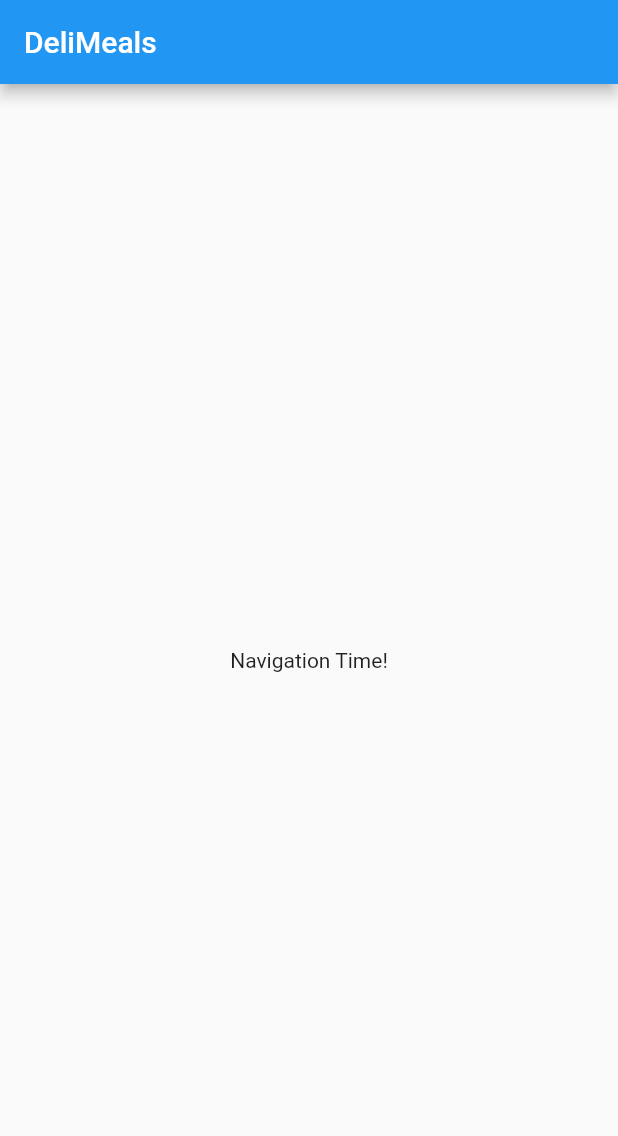
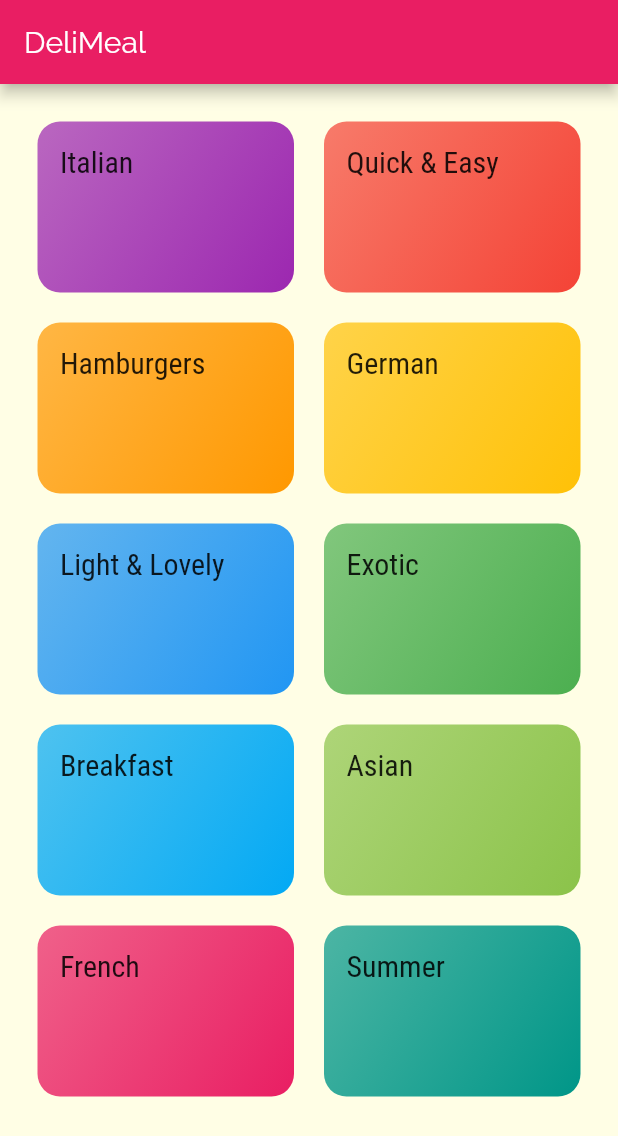
Before and after one commit to pankaj-yd/meals_app, a Flutter app: the screen it shows after launch, on a phone screen of 412 x 824 dp. Shown: the top 1136 px of the screen. Run offline on Flutter 3.47's test engine with Material 2 defaults, Android fonts, the phone set to English and light mode, and no system bars.

Commit message:
Added custom fonts and homepage grid

```diff
--- /dev/null
+++ b/lib/categories_screen.dart
@@ -0,0 +1,32 @@
+import 'package:flutter/material.dart';
+
+import './dummy_data.dart';
+import './category_item.dart';
+
+class CategoriesScreen extends StatelessWidget {
+  @override
+  Widget build(BuildContext context) {
+    return Scaffold(
+      appBar: AppBar(
+        title: const Text('DeliMeal'),
+      ),
+      body: GridView(
+        padding: const EdgeInsets.all(25),
+        children: DUMMY_CATEGORIES
+            .map(
+              (catData) => CategoryItem(
+                    catData.title,
+                    catData.color,
+                  ),
+            )
+            .toList(),
+        gridDelegate: SliverGridDelegateWithMaxCrossAxisExtent(
+          maxCrossAxisExtent: 200,
+          childAspectRatio: 3 / 2,
+          crossAxisSpacing: 20,
+          mainAxisSpacing: 20,
+        ),
+      ),
+    );
+  }
+}
--- /dev/null
+++ b/lib/category_item.dart
@@ -0,0 +1,30 @@
+import 'package:flutter/material.dart';
+
+class CategoryItem extends StatelessWidget {
+  final String title;
+  final Color color;
+
+  CategoryItem(this.title, this.color);
+
+  @override
+  Widget build(BuildContext context) {
+    return Container(
+      padding: const EdgeInsets.all(15),
+      child: Text(
+        title,
+        style: Theme.of(context).textTheme.title,
+      ),
+      decoration: BoxDecoration(
+        gradient: LinearGradient(
+          colors: [
+            color.withOpacity(0.7),
+            color,
+          ],
+          begin: Alignment.topLeft,
+          end: Alignment.bottomRight,
+        ),
+        borderRadius: BorderRadius.circular(15),
+      ),
+    );
+  }
+}
--- /dev/null
+++ b/lib/dummy_data.dart
@@ -0,0 +1,56 @@
+import 'package:flutter/material.dart';
+
+import './models/category.dart';
+
+const DUMMY_CATEGORIES = const [
+  Category(
+    id: 'c1',
+    title: 'Italian',
+    color: Colors.purple,
+  ),
+  Category(
+    id: 'c2',
+    title: 'Quick & Easy',
+    color: Colors.red,
+  ),
+  Category(
+    id: 'c3',
+    title: 'Hamburgers',
+    color: Colors.orange,
+  ),
+  Category(
+    id: 'c4',
+    title: 'German',
+    color: Colors.amber,
+  ),
+  Category(
+    id: 'c5',
+    title: 'Light & Lovely',
+    color: Colors.blue,
+  ),
+  Category(
+    id: 'c6',
+    title: 'Exotic',
+    color: Colors.green,
+  ),
+  Category(
+    id: 'c7',
+    title: 'Breakfast',
+    color: Colors.lightBlue,
+  ),
+  Category(
+    id: 'c8',
+    title: 'Asian',
+    color: Colors.lightGreen,
+  ),
+  Category(
+    id: 'c9',
+    title: 'French',
+    color: Colors.pink,
+  ),
+  Category(
+    id: 'c10',
+    title: 'Summer',
+    color: Colors.teal,
+  ),
+];
--- a/lib/main.dart
+++ b/lib/main.dart
@@ -1,4 +1,6 @@
 import 'package:flutter/material.dart';
+
+import './categories_screen.dart';
 
 void main() => runApp(MyApp());
 
@@ -8,29 +10,24 @@ class MyApp extends StatelessWidget {
     return MaterialApp(
       title: 'DeliMeals',
       theme: ThemeData(
-        primarySwatch: Colors.blue,
+        primarySwatch: Colors.pink,
+        accentColor: Colors.amber,
+        canvasColor: Color.fromRGBO(255, 254, 229, 1),
+        fontFamily: 'Raleway',
+        textTheme: ThemeData.light().textTheme.copyWith(
+              body1: TextStyle(
+                color: Color.fromRGBO(20, 51, 51, 1),
+              ),
+              body2: TextStyle(
+                color: Color.fromRGBO(20, 51, 51, 1),
+              ),
+              title: TextStyle(
+                fontSize: 20,
+                fontFamily: 'RobotoCondensed',
+              ),
+            ),
       ),
-      home: MyHomePage(),
+      home: CategoriesScreen(),
     );
   }
 }
-
-class MyHomePage extends StatefulWidget {
-    @override
-  _MyHomePageState createState() => _MyHomePageState();
-}
-
-class _MyHomePageState extends State<MyHomePage> {
-
-  @override
-  Widget build(BuildContext context) {
-    return Scaffold(
-      appBar: AppBar(
-        title: Text('DeliMeals'),
-      ),
-      body: Center(
-        child: Text('Navigation Time!'),
-      ),
-    );
-  }
-}
--- /dev/null
+++ b/lib/models/category.dart
@@ -0,0 +1,13 @@
+import 'package:flutter/material.dart';
+
+class Category {
+  final String id;
+  final String title;
+  final Color color;
+
+  const Category({
+    @required this.id,
+    @required this.title,
+    this.color = Colors.orange,
+  });
+}
```
Also changed, not shown: pubspec.yaml (+18 -6 lines), assets/fonts/Raleway-Black.ttf (added), assets/fonts/Raleway-Bold.ttf (added), assets/fonts/Raleway-Regular.ttf (added), assets/fonts/RobotoCondensed-Bold.ttf (added), assets/fonts/RobotoCondensed-Italic.ttf (added), assets/fonts/RobotoCondensed-Light.ttf (added), assets/fonts/RobotoCondensed-Regular.ttf (added).
